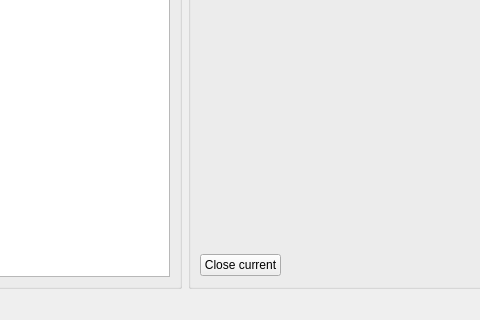
Above: main/processor.ui from Garik-Mk/boo-anot before the change; both pictures show x 107 to 587 and y 280 to 600 of the 1000 by 600 pixel window. Below: the same form after it.
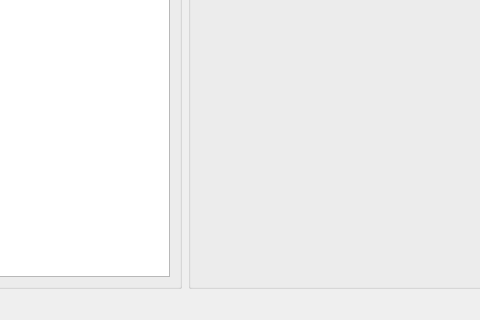
That is the form after the change.

```diff
--- a/main/processor.ui
+++ b/main/processor.ui
@@ -52,13 +52,6 @@
        </item>
        <item>
         <layout class="QHBoxLayout" name="horizontalLayout_5">
-         <item>
-          <widget class="QPushButton" name="pushButton_2">
-           <property name="text">
-            <string>Close current</string>
-           </property>
-          </widget>
-         </item>
          <item>
           <spacer name="horizontalSpacer">
            <property name="orientation">
```
Left out of the diff: 3 changed lines with no effect on the pictures.
